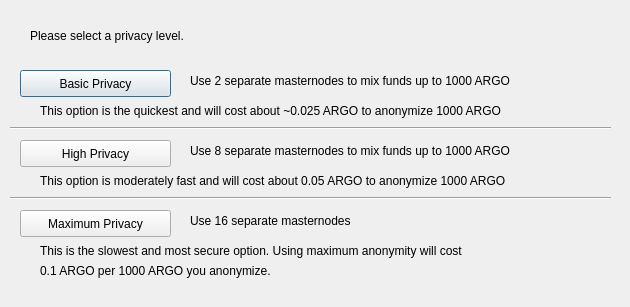
First picture: the form in src/qt/forms/darksendconfig.ui, repository argocoins/argo, before the edit.
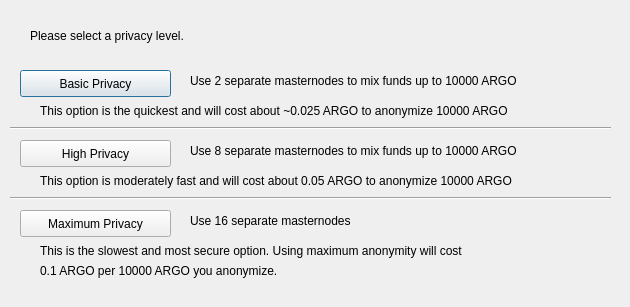
Second picture: the form after the edit.

```diff
--- a/src/qt/forms/darksendconfig.ui
+++ b/src/qt/forms/darksendconfig.ui
@@ -75,7 +75,7 @@
     </rect>
    </property>
    <property name="text">
-    <string>Use 2 separate masternodes to mix funds up to 1000 ARGO</string>
+    <string>Use 2 separate masternodes to mix funds up to 10000 ARGO</string>
    </property>
   </widget>
   <widget class="QLabel" name="label_3">
@@ -88,7 +88,7 @@
     </rect>
    </property>
    <property name="text">
-    <string>Use 8 separate masternodes to mix funds up to 1000 ARGO</string>
+    <string>Use 8 separate masternodes to mix funds up to 10000 ARGO</string>
    </property>
   </widget>
   <widget class="QLabel" name="label_4">
@@ -114,7 +114,7 @@
     </rect>
    </property>
    <property name="text">
-    <string>This option is the quickest and will cost about ~0.025 ARGO to anonymize 1000 ARGO</string>
+    <string>This option is the quickest and will cost about ~0.025 ARGO to anonymize 10000 ARGO</string>
    </property>
   </widget>
   <widget class="QLabel" name="label_7">
@@ -127,7 +127,7 @@
     </rect>
    </property>
    <property name="text">
-    <string>This option is moderately fast and will cost about 0.05 ARGO to anonymize 1000 ARGO</string>
+    <string>This option is moderately fast and will cost about 0.05 ARGO to anonymize 10000 ARGO</string>
    </property>
   </widget>
   <widget class="QLabel" name="label_8">
@@ -153,7 +153,7 @@
     </rect>
    </property>
    <property name="text">
-    <string>0.1 ARGO per 1000 ARGO you anonymize.</string>
+    <string>0.1 ARGO per 10000 ARGO you anonymize.</string>
    </property>
   </widget>
   <widget class="Line" name="line">
```
